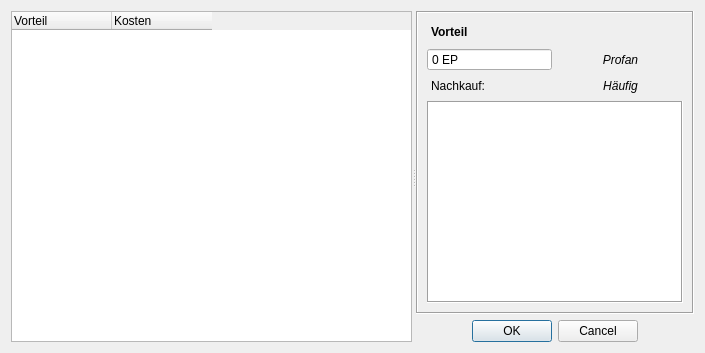
Qt form designer/CharakterMinderpakt.ui (Aeolitus/Sephrasto) before a commit.
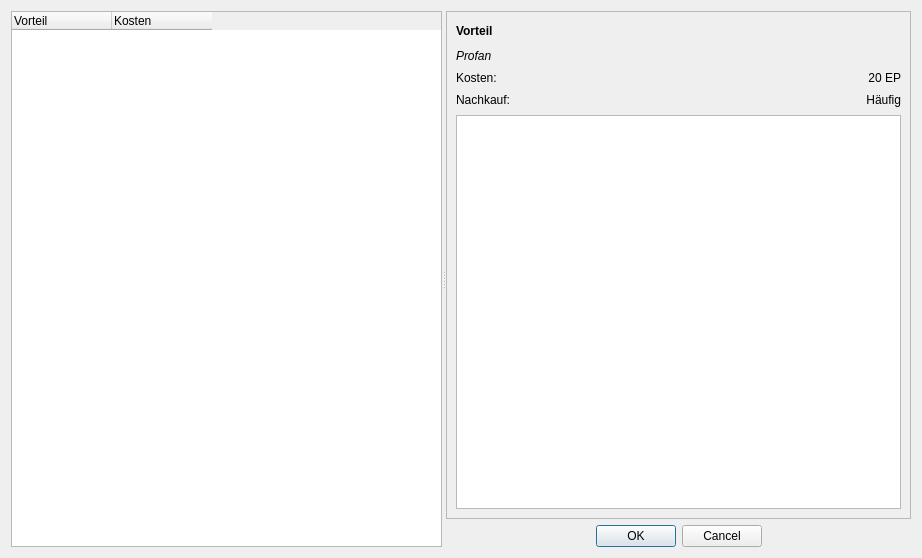
The same form after that commit.

Commit message: - Complete design overhaul (style, fonts, dialog/tab layouts) - Every window now remembers its size - Settings for charsheet, rule appending, rule size, houserule database are now stored per character. Added settings for displaying the pdf column on 'Übernatürliche Fertigkeiten' and for displaying the Finanzen Dropdown. - Weapon tab now shows the final stats for at/vt/tp - Vorteile tab now hides categories of which the character doesn't hasn't unlocked any Vorteile. - Simplified buildscript

```diff
--- a/designer/CharakterMinderpakt.ui
+++ b/designer/CharakterMinderpakt.ui
@@ -6,8 +6,8 @@
    <rect>
     <x>0</x>
     <y>0</y>
-    <width>705</width>
-    <height>353</height>
+    <width>922</width>
+    <height>558</height>
    </rect>
   </property>
   <property name="windowTitle">
@@ -22,7 +22,7 @@
      <widget class="QTreeWidget" name="treeWidget">
       <property name="sizePolicy">
        <sizepolicy hsizetype="Expanding" vsizetype="Expanding">
-        <horstretch>1</horstretch>
+        <horstretch>0</horstretch>
         <verstretch>0</verstretch>
        </sizepolicy>
       </property>
@@ -85,7 +85,7 @@
        </property>
       </column>
      </widget>
-     <widget class="QWidget" name="">
+     <widget class="QWidget" name="layoutWidget">
       <layout class="QVBoxLayout" name="verticalLayout">
        <item>
         <widget class="QScrollArea" name="scrollArea">
@@ -102,7 +102,7 @@
           </size>
          </property>
          <property name="frameShape">
-          <enum>QFrame::Box</enum>
+          <enum>QFrame::StyledPanel</enum>
          </property>
          <property name="midLineWidth">
           <number>0</number>
@@ -118,37 +118,12 @@
            <rect>
             <x>0</x>
             <y>0</y>
-            <width>246</width>
-            <height>290</height>
+            <width>465</width>
+            <height>497</height>
            </rect>
           </property>
           <layout class="QGridLayout" name="gridLayout">
            <item row="1" column="0">
-            <widget class="QSpinBox" name="spinKosten">
-             <property name="alignment">
-              <set>Qt::AlignLeading|Qt::AlignLeft|Qt::AlignVCenter</set>
-             </property>
-             <property name="readOnly">
-              <bool>true</bool>
-             </property>
-             <property name="buttonSymbols">
-              <enum>QAbstractSpinBox::NoButtons</enum>
-             </property>
-             <property name="suffix">
-              <string> EP</string>
-             </property>
-             <property name="minimum">
-              <number>-1000</number>
-             </property>
-             <property name="maximum">
-              <number>1000</number>
-             </property>
-             <property name="singleStep">
-              <number>20</number>
-             </property>
-            </widget>
-           </item>
-           <item row="1" column="1">
             <widget class="QLabel" name="labelTyp">
              <property name="minimumSize">
               <size>
@@ -165,21 +140,11 @@
               <string>Profan</string>
              </property>
              <property name="alignment">
-              <set>Qt::AlignCenter</set>
+              <set>Qt::AlignLeading|Qt::AlignLeft|Qt::AlignVCenter</set>
              </property>
             </widget>
            </item>
-           <item row="2" column="0">
-            <widget class="QLabel" name="label">
-             <property name="styleSheet">
-              <string notr="true">margin-left: 1px</string>
-             </property>
-             <property name="text">
-              <string>Nachkauf:</string>
-             </property>
-            </widget>
-           </item>
-           <item row="2" column="1">
+           <item row="3" column="1">
             <widget class="QLabel" name="labelNachkauf">
              <property name="minimumSize">
               <size>
@@ -187,23 +152,37 @@
                <height>18</height>
               </size>
              </property>
-             <property name="font">
-              <font>
-               <italic>true</italic>
-              </font>
-             </property>
              <property name="text">
               <string>Häufig</string>
              </property>
              <property name="alignment">
-              <set>Qt::AlignCenter</set>
+              <set>Qt::AlignRight|Qt::AlignTrailing|Qt::AlignVCenter</set>
              </property>
             </widget>
            </item>
-           <item row="3" column="0" colspan="2">
+           <item row="0" column="0" colspan="2">
+            <widget class="QLabel" name="labelVorteil">
+             <property name="minimumSize">
+              <size>
+               <width>0</width>
+               <height>20</height>
+              </size>
+             </property>
+             <property name="font">
+              <font>
+               <weight>75</weight>
+               <bold>true</bold>
+              </font>
+             </property>
+             <property name="text">
+              <string>Vorteil</string>
+             </property>
+            </widget>
+           </item>
+           <item row="4" column="0" colspan="2">
             <widget class="QPlainTextEdit" name="plainText">
              <property name="frameShape">
-              <enum>QFrame::Box</enum>
+              <enum>QFrame::StyledPanel</enum>
              </property>
              <property name="frameShadow">
               <enum>QFrame::Sunken</enum>
@@ -219,25 +198,27 @@
              </property>
             </widget>
            </item>
-           <item row="0" column="0" colspan="2">
-            <widget class="QLabel" name="labelVorteil">
-             <property name="minimumSize">
-              <size>
-               <width>0</width>
-               <height>20</height>
-              </size>
+           <item row="2" column="0">
+            <widget class="QLabel" name="label_2">
+             <property name="text">
+              <string>Kosten:</string>
              </property>
-             <property name="font">
-              <font>
-               <weight>75</weight>
-               <bold>true</bold>
-              </font>
+            </widget>
+           </item>
+           <item row="2" column="1">
+            <widget class="QLabel" name="labelKosten">
+             <property name="text">
+              <string>20 EP</string>
              </property>
-             <property name="styleSheet">
-              <string notr="true">margin-left: 1px;</string>
+             <property name="alignment">
+              <set>Qt::AlignRight|Qt::AlignTrailing|Qt::AlignVCenter</set>
              </property>
+            </widget>
+           </item>
+           <item row="3" column="0">
+            <widget class="QLabel" name="label">
              <property name="text">
-              <string>Vorteil</string>
+              <string>Nachkauf:</string>
              </property>
             </widget>
            </item>
```
Left out of the diff: 1 changed line with no effect on the pictures. The commit also changes 106 other files.
